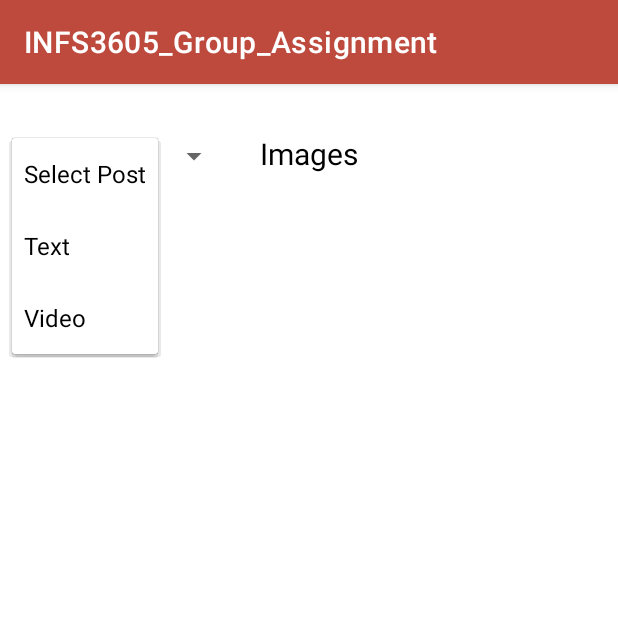
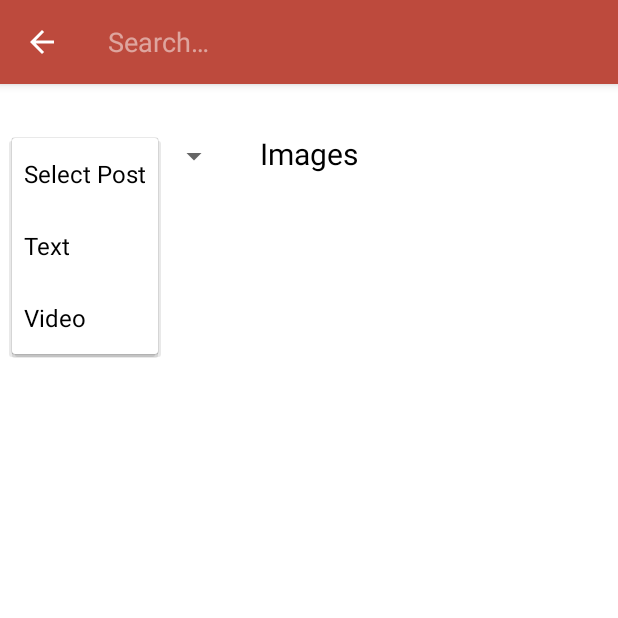
Before and after one commit to johnnyqian99/INFS3605_Group_Assignment, an Android app: the MyImages screen opened directly, with no data from a screen before it, after a tap on "Select Post", on a phone screen of 412 x 824 dp, the top half of it. Run offline under Robolectric (Android 15) with nearby library versions, the phone set to English and light mode, and no system bars; our stand-ins replace Firebase (no records; nobody signed in at launch, a user with empty details on screens opened directly), Picasso; 1 other tap on this screen came first.

Commit message:
Search filters added

```diff
--- a/app/src/main/java/com/example/infs3605_group_assignment/MyImages.java
+++ b/app/src/main/java/com/example/infs3605_group_assignment/MyImages.java
@@ -2,12 +2,17 @@ package com.example.infs3605_group_assignment;
 
 import androidx.annotation.NonNull;
 import androidx.appcompat.app.AppCompatActivity;
+import androidx.appcompat.widget.SearchView;
 import androidx.recyclerview.widget.LinearLayoutManager;
 import androidx.recyclerview.widget.RecyclerView;
 
 import android.content.Intent;
 import android.os.Bundle;
+import android.view.Menu;
+import android.view.MenuInflater;
+import android.view.MenuItem;
 import android.view.View;
+import android.view.inputmethod.EditorInfo;
 import android.widget.AdapterView;
 import android.widget.ArrayAdapter;
 import android.widget.ProgressBar;
@@ -91,4 +96,29 @@ public class MyImages extends AppCompatActivity implements AdapterView.OnItemSel
     public void onNothingSelected(AdapterView<?> parent) {
 
     }
+
+    @Override
+    public boolean onCreateOptionsMenu(Menu menu) {
+        MenuInflater inflater = getMenuInflater();
+        inflater.inflate(R.menu.image_menu, menu);
+
+        MenuItem searchItem = menu.findItem(R.id.image_search);
+        SearchView searchView = (SearchView) searchItem.getActionView();
+
+        searchView.setImeOptions(EditorInfo.IME_ACTION_DONE);
+
+        searchView.setOnQueryTextListener(new SearchView.OnQueryTextListener() {
+            @Override
+            public boolean onQueryTextSubmit(String query) {
+                return false;
+            }
+
+            @Override
+            public boolean onQueryTextChange(String newText) {
+                mAdapter.getFilter().filter(newText);
+                return false;
+            }
+        });
+        return true;
+    }
 }
--- /dev/null
+++ b/app/src/main/res/drawable/ic_search.xml
@@ -0,0 +1,10 @@
+<vector xmlns:android="http://schemas.android.com/apk/res/android"
+    android:width="24dp"
+    android:height="24dp"
+    android:viewportWidth="24"
+    android:viewportHeight="24"
+    android:tint="?attr/colorControlNormal">
+  <path
+      android:fillColor="@android:color/white"
+      android:pathData="M15.5,14h-0.79l-0.28,-0.27C15.41,12.59 16,11.11 16,9.5 16,5.91 13.09,3 9.5,3S3,5.91 3,9.5 5.91,16 9.5,16c1.61,0 3.09,-0.59 4.23,-1.57l0.27,0.28v0.79l5,4.99L20.49,19l-4.99,-5zM9.5,14C7.01,14 5,11.99 5,9.5S7.01,5 9.5,5 14,7.01 14,9.5 11.99,14 9.5,14z"/>
+</vector>
--- /dev/null
+++ b/app/src/main/res/menu/image_menu.xml
@@ -0,0 +1,12 @@
+<?xml version="1.0" encoding="utf-8"?>
+<menu xmlns:android="http://schemas.android.com/apk/res/android"
+    xmlns:app="http://schemas.android.com/apk/res-auto">
+
+    <item
+        android:id="@+id/image_search"
+        android:icon="@drawable/ic_search"
+        android:title="Search"
+        app:actionViewClass="androidx.appcompat.widget.SearchView"
+        app:showAsAction="ifRoom|collapseActionView" />
+
+</menu>
```
Also changed, not shown: app/src/main/java/com/example/infs3605_group_assignment/ImageAdapter.java (+41 -1 lines), app/src/main/java/com/example/infs3605_group_assignment/MyTexts.java (+30 -0 lines), app/src/main/java/com/example/infs3605_group_assignment/MyVideos.java (+64 -0 lines), app/src/main/java/com/example/infs3605_group_assignment/TextAdapter.java (+40 -1 lines), app/src/main/res/menu/text_menu.xml (added, +12 -0 lines), app/src/main/res/menu/video_menu.xml (added, +12 -0 lines).
